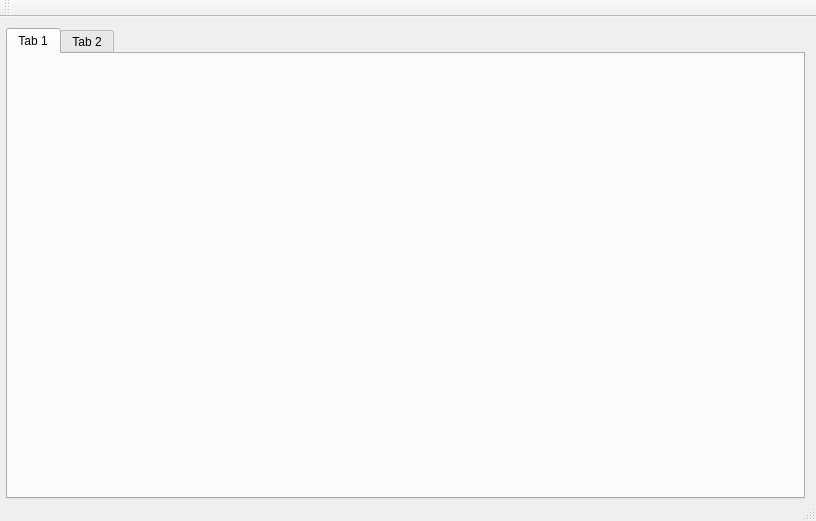
Before: the Qt Designer form RegularConvertor/mainwindow.ui in navrkald/regularConvertor, drawn with Qt 5.
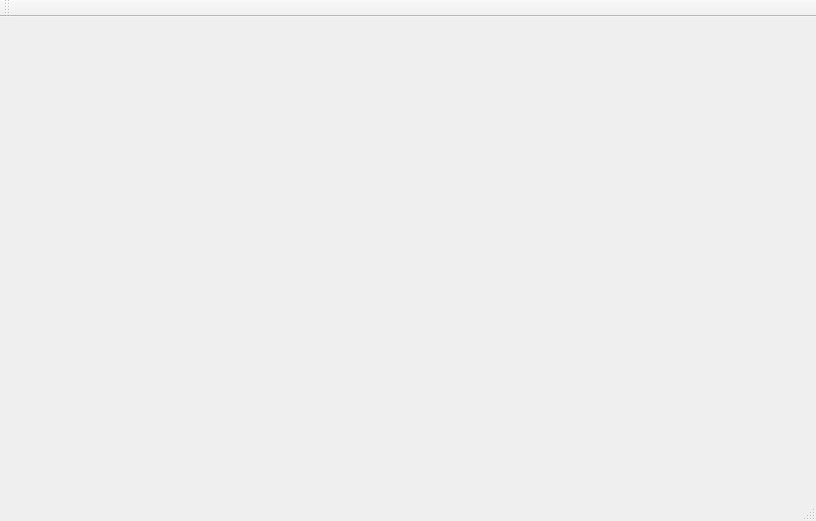
After: the same form once the commit is applied. Custom widgets are drawn as their Qt base class.

Patch:
```diff
--- a/RegularConvertor/mainwindow.ui
+++ b/RegularConvertor/mainwindow.ui
@@ -24,26 +24,6 @@
     <property name="verticalSpacing">
      <number>0</number>
     </property>
-    <item row="0" column="1">
-     <widget class="QTabWidget" name="tabWidget_3">
-      <widget class="QWidget" name="tab_5">
-       <attribute name="title">
-        <string>Tab 1</string>
-       </attribute>
-      </widget>
-      <widget class="QWidget" name="tab_6">
-       <attribute name="title">
-        <string>Tab 2</string>
-       </attribute>
-      </widget>
-     </widget>
-    </item>
-    <item row="1" column="0">
-     <widget class="FA_widget" name="FA1_widget" native="true"/>
-    </item>
-    <item row="0" column="0">
-     <widget class="FA_widget" name="FA2_widget" native="true"/>
-    </item>
    </layout>
   </widget>
   <widget class="QMenuBar" name="menuBar">
@@ -67,14 +47,6 @@
   <widget class="QStatusBar" name="statusBar"/>
  </widget>
  <layoutdefault spacing="6" margin="11"/>
- <customwidgets>
-  <customwidget>
-   <class>FA_widget</class>
-   <extends>QWidget</extends>
-   <header location="global">finite_machine/fa_widget.h</header>
-   <container>1</container>
-  </customwidget>
- </customwidgets>
  <resources/>
  <connections/>
  <buttongroups>
```
Left out of the diff: 3 changed lines with no effect on the pictures.
